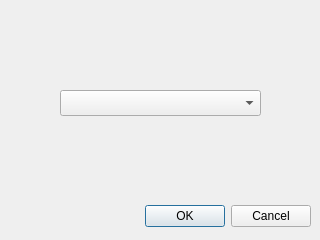
TiReks33/adb-explorer, file delete_form.ui: the form before one commit.
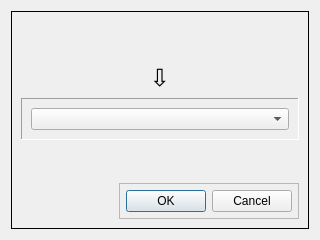
The form after the commit.

```diff
--- a/delete_form.ui
+++ b/delete_form.ui
@@ -13,45 +13,175 @@
   <property name="windowTitle">
    <string>Dialog</string>
   </property>
-  <widget class="QDialogButtonBox" name="buttonBox">
-   <property name="geometry">
-    <rect>
-     <x>10</x>
-     <y>200</y>
-     <width>301</width>
-     <height>32</height>
-    </rect>
-   </property>
-   <property name="orientation">
-    <enum>Qt::Horizontal</enum>
-   </property>
-   <property name="standardButtons">
-    <set>QDialogButtonBox::Cancel|QDialogButtonBox::Ok</set>
-   </property>
-  </widget>
-  <widget class="QComboBox" name="comboBox">
-   <property name="geometry">
-    <rect>
-     <x>60</x>
-     <y>90</y>
-     <width>201</width>
-     <height>26</height>
-    </rect>
-   </property>
-  </widget>
-  <widget class="QLabel" name="label">
-   <property name="geometry">
-    <rect>
-     <x>60</x>
-     <y>60</y>
-     <width>201</width>
-     <height>18</height>
-    </rect>
-   </property>
-   <property name="text">
-    <string/>
-   </property>
-  </widget>
+  <layout class="QVBoxLayout" name="verticalLayout">
+   <item>
+    <widget class="QFrame" name="frame_2">
+     <property name="frameShape">
+      <enum>QFrame::Panel</enum>
+     </property>
+     <property name="frameShadow">
+      <enum>QFrame::Plain</enum>
+     </property>
+     <layout class="QVBoxLayout" name="verticalLayout_2">
+      <item>
+       <spacer name="verticalSpacer_2">
+        <property name="orientation">
+         <enum>Qt::Vertical</enum>
+        </property>
+        <property name="sizeHint" stdset="0">
+         <size>
+          <width>20</width>
+          <height>25</height>
+         </size>
+        </property>
+       </spacer>
+      </item>
+      <item>
+       <widget class="QLabel" name="label">
+        <property name="font">
+         <font>
+          <weight>50</weight>
+          <bold>false</bold>
+         </font>
+        </property>
+        <property name="text">
+         <string/>
+        </property>
+        <property name="alignment">
+         <set>Qt::AlignCenter</set>
+        </property>
+        <property name="wordWrap">
+         <bool>false</bool>
+        </property>
+       </widget>
+      </item>
+      <item>
+       <widget class="QLabel" name="label_2">
+        <property name="font">
+         <font>
+          <weight>50</weight>
+          <bold>false</bold>
+         </font>
+        </property>
+        <property name="text">
+         <string>&lt;font style=&quot;font-size:18pt;&quot;&gt;⇩&lt;/font&gt;</string>
+        </property>
+        <property name="alignment">
+         <set>Qt::AlignCenter</set>
+        </property>
+       </widget>
+      </item>
+      <item>
+       <widget class="QFrame" name="frame_3">
+        <property name="frameShape">
+         <enum>QFrame::Panel</enum>
+        </property>
+        <property name="frameShadow">
+         <enum>QFrame::Sunken</enum>
+        </property>
+        <layout class="QHBoxLayout" name="comboBoxHorizontalLayout">
+         <item>
+          <widget class="QComboBox" name="comboBox">
+           <property name="placeholderText">
+            <string/>
+           </property>
+          </widget>
+         </item>
+        </layout>
+       </widget>
+      </item>
+      <item>
+       <spacer name="verticalSpacer">
+        <property name="orientation">
+         <enum>Qt::Vertical</enum>
+        </property>
+        <property name="sizeHint" stdset="0">
+         <size>
+          <width>20</width>
+          <height>40</height>
+         </size>
+        </property>
+       </spacer>
+      </item>
+      <item>
+       <layout class="QHBoxLayout" name="horizontalLayout_2">
+        <property name="spacing">
+         <number>0</number>
+        </property>
+        <property name="leftMargin">
+         <number>0</number>
+        </property>
+        <property name="topMargin">
+         <number>0</number>
+        </property>
+        <property name="rightMargin">
+         <number>0</number>
+        </property>
+        <property name="bottomMargin">
+         <number>0</number>
+        </property>
+        <item>
+         <spacer name="horizontalSpacer">
+          <property name="orientation">
+           <enum>Qt::Horizontal</enum>
+          </property>
+          <property name="sizeHint" stdset="0">
+           <size>
+            <width>40</width>
+            <height>20</height>
+           </size>
+          </property>
+         </spacer>
+        </item>
+        <item>
+         <widget class="QFrame" name="frame">
+          <property name="frameShape">
+           <enum>QFrame::StyledPanel</enum>
+          </property>
+          <property name="frameShadow">
+           <enum>QFrame::Sunken</enum>
+          </property>
+          <layout class="QHBoxLayout" name="horizontalLayout">
+           <property name="leftMargin">
+            <number>6</number>
+           </property>
+           <property name="topMargin">
+            <number>6</number>
+           </property>
+           <property name="rightMargin">
+            <number>6</number>
+           </property>
+           <property name="bottomMargin">
+            <number>6</number>
+           </property>
+           <item>
+            <widget class="QDialogButtonBox" name="buttonBox">
+             <property name="enabled">
+              <bool>true</bool>
+             </property>
+             <property name="sizePolicy">
+              <sizepolicy hsizetype="Fixed" vsizetype="Fixed">
+               <horstretch>0</horstretch>
+               <verstretch>0</verstretch>
+              </sizepolicy>
+             </property>
+             <property name="orientation">
+              <enum>Qt::Horizontal</enum>
+             </property>
+             <property name="standardButtons">
+              <set>QDialogButtonBox::Cancel|QDialogButtonBox::Ok</set>
+             </property>
+            </widget>
+           </item>
+          </layout>
+         </widget>
+        </item>
+       </layout>
+      </item>
+     </layout>
+    </widget>
+   </item>
+  </layout>
  </widget>
  <resources/>
  <connections>
```
